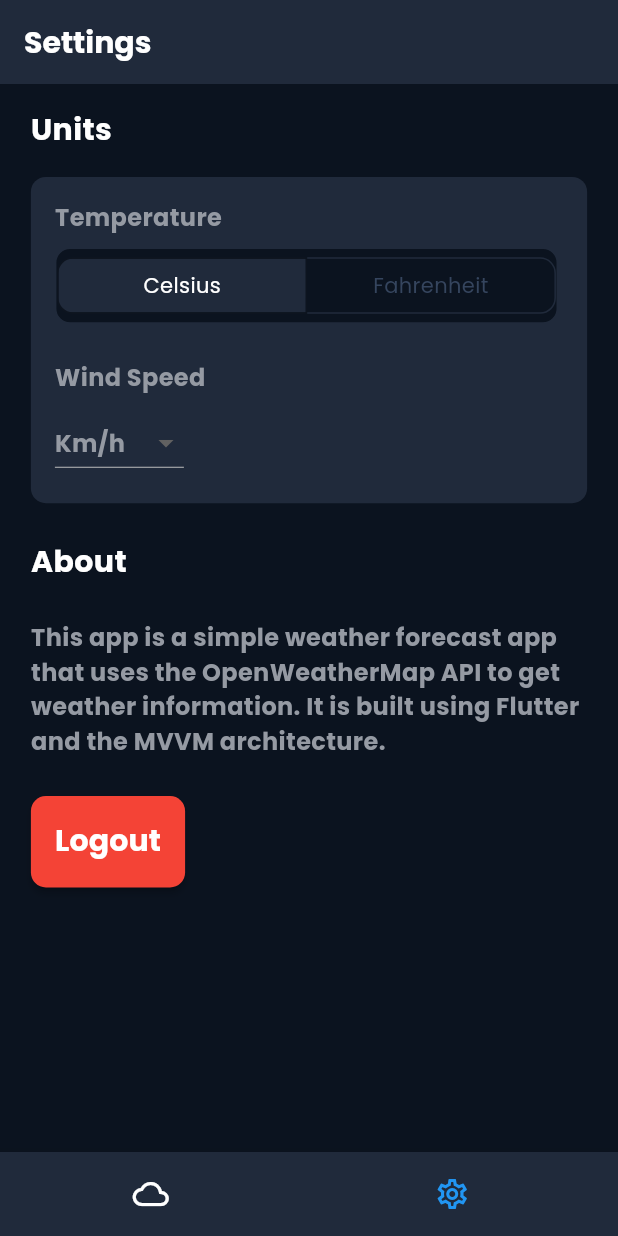
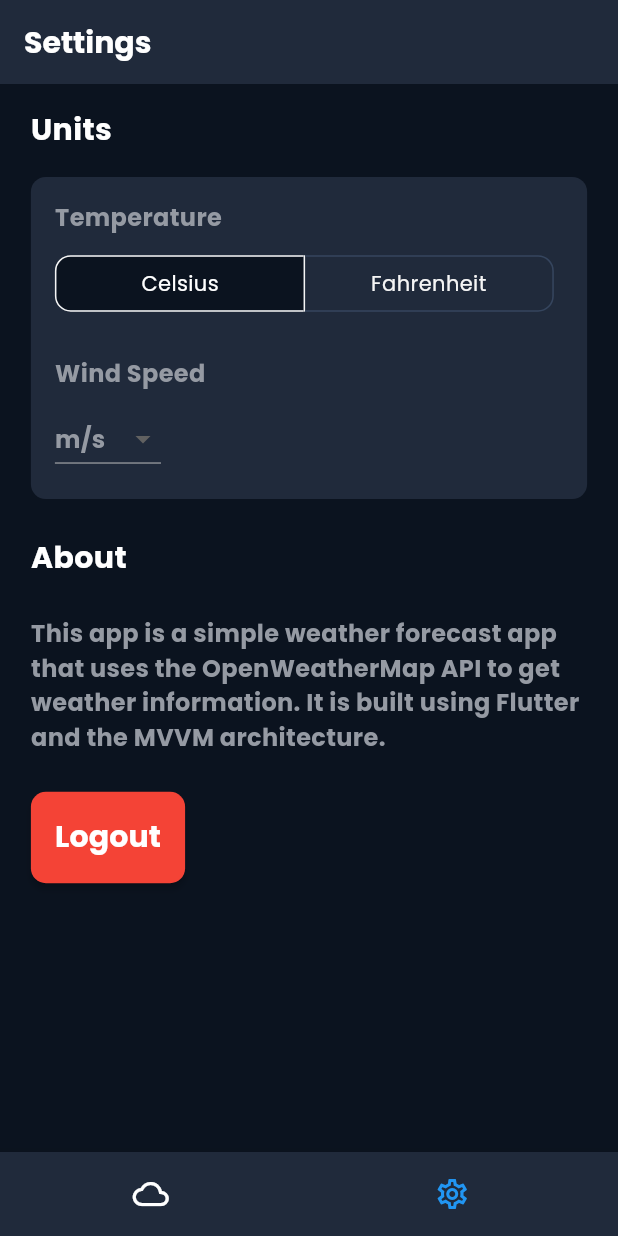
Before and after one commit to Abdullah-T3/weather_app_zagsystem, a Flutter app: the screen it shows once a user with an empty profile is signed in, item 2 of the bottom bar chosen, on a phone screen of 412 x 824 dp. Run offline on Flutter 3.47's test engine with Material 3 defaults, Android fonts, the phone set to English and light mode, and no system bars; drawn by our look-alikes of animated_bottom_navigation_bar; our stand-ins replace bloc, dio, firebase_auth, firebase_core, flutter_bloc, hive_flutter; accounts and stored records are empty; network calls fail.

Commit message:
handle screens with cubits

```diff
--- /dev/null
+++ b/lib/MVVM/View_Models/SettingsCubit/settings_cubit_cubit.dart
@@ -0,0 +1,16 @@
+import 'package:bloc/bloc.dart';
+import 'package:meta/meta.dart';
+
+part 'settings_cubit_state.dart';
+
+class SettingsCubit extends Cubit<SettingsCubitState> {
+  SettingsCubit() : super(SettingsCubitState(temperatureUnit: 'Celsius', windSpeedUnit: 'm/s'));
+ // Method to update the temperature unit
+  void updateTemperatureUnit(String unit) {
+    emit(SettingsCubitState(temperatureUnit: unit));
+  }
+
+  void updateWindSpeedUnit(String unit) {
+    emit(state.copyWith(windSpeedUnit: unit));
+  }
+}
--- /dev/null
+++ b/lib/MVVM/View_Models/SettingsCubit/settings_cubit_state.dart
@@ -0,0 +1,19 @@
+part of 'settings_cubit_cubit.dart';
+
+@immutable
+ class SettingsCubitState {
+  final String temperatureUnit;
+  final String windSpeedUnit;
+
+  SettingsCubitState({
+    this.temperatureUnit = "Celsius",
+    this.windSpeedUnit = "Km/h",
+  });
+
+  SettingsCubitState copyWith({String? temperatureUnit, String? windSpeedUnit}) {
+    return SettingsCubitState(
+      temperatureUnit: temperatureUnit ?? this.temperatureUnit,
+      windSpeedUnit: windSpeedUnit ?? this.windSpeedUnit,
+    );
+  }
+}
--- a/lib/MVVM/Views/Details/Widgets/build_item_widget.dart
+++ b/lib/MVVM/Views/Details/Widgets/build_item_widget.dart
@@ -37,7 +37,7 @@ class BuildItemWidget extends StatelessWidget {
                 '$data',
                 style: style ??
                     TextStyles.title.copyWith(
-                      fontSize: deviceInfo.screenWidth * 0.09,
+                      fontSize: deviceInfo.screenWidth * 0.07,
                     ),
               ),
             ],
--- a/lib/MVVM/Views/Home/Screens/home_Screen.dart
+++ b/lib/MVVM/Views/Home/Screens/home_Screen.dart
@@ -1,9 +1,9 @@
 import 'package:flutter/material.dart';
 import 'package:animated_bottom_navigation_bar/animated_bottom_navigation_bar.dart';
-import 'package:flutter/scheduler.dart';
+import 'package:flutter_bloc/flutter_bloc.dart';
+import 'package:weather_app/MVVM/View_Models/SettingsCubit/settings_cubit_cubit.dart';
 import 'package:weather_app/theming/colors.dart';
 
-import '../../Details/Screen/Details_Screen.dart';
 import '../../Settings/Screen/Settings_Screen.dart';
 import '../../Weather Forecast/Screens/Weather_Screen.dart';
 
@@ -17,12 +17,17 @@ class HomeScreen extends StatefulWidget {
 class _HomeScreenState extends State<HomeScreen> {
   int _currentIndex = 0;
 
-  final List<Widget> _screens = [
+  late final List<Widget> _screens;
+
+  @override
+  void initState() {
+    super.initState();
+    _screens = [
       const WeatherScreen(),
       const SettingsScreen(),
     ];
+  }
 
-  // Define the icons
   final List<IconData> _iconList = [
     Icons.cloud_outlined,
     Icons.settings_outlined,
@@ -30,7 +35,9 @@ class _HomeScreenState extends State<HomeScreen> {
 
   @override
   Widget build(BuildContext context) {
-    return Scaffold(
+    return BlocProvider(
+      create: (context) => SettingsCubit(),
+      child: Scaffold(
         body: _screens[_currentIndex],
         bottomNavigationBar: AnimatedBottomNavigationBar(
           gapWidth: 10,
@@ -47,6 +54,7 @@ class _HomeScreenState extends State<HomeScreen> {
           inactiveColor: Colors.white,
           backgroundColor: ColorsManager.secondaryColor,
         ),
+      ),
     );
   }
 }
--- a/lib/MVVM/Views/Settings/Screen/Settings_Screen.dart
+++ b/lib/MVVM/Views/Settings/Screen/Settings_Screen.dart
@@ -7,17 +7,25 @@ import '../../../../Responsive/UiComponanets/InfoWidget.dart';
 import '../../../../theming/colors.dart';
 import '../../../../theming/styles.dart';
 import '../../../View_Models/Authcubit/auth_cubit.dart';
+import '../../../View_Models/SettingsCubit/settings_cubit_cubit.dart';
 
 class SettingsScreen extends StatefulWidget {
   const SettingsScreen({super.key});
 
   @override
-  _SettingsScreenState createState() => _SettingsScreenState();
+  State<SettingsScreen> createState() => _SettingsScreenState();
 }
 
 class _SettingsScreenState extends State<SettingsScreen> {
-  String selectedTemperatureUnit = "Celsius"; // Default selected unit
-  String selectedWindSpeedUnit = "Km/h"; // Default wind speed unit
+  String? selectedValue; // Declare selectedValue
+
+  @override
+  void initState() {
+    super.initState();
+    // Initially set the selectedValue to the current wind speed unit from settings
+    final currentWindSpeedUnit = context.read<SettingsCubit>().state.windSpeedUnit;
+    selectedValue = currentWindSpeedUnit; // Set initial value from the state
+  }
 
   @override
   Widget build(BuildContext context) {
@@ -31,14 +39,13 @@ class _SettingsScreenState extends State<SettingsScreen> {
       ),
       body: BlocListener<AuthCubit, AuthState>(
         listener: (context, state) {
-          // If the user is not authenticated, navigate to the login screen
           if (state is Unauthenticated) {
             context.pushReplacementNamed(Routes.loginScreen);
           }
           if (state is AuthError) {
             ScaffoldMessenger.of(context).showSnackBar(SnackBar(content: Text(state.message)));
           } else if (state is AuthLoading) {
-            ScaffoldMessenger.of(context).showSnackBar(SnackBar(content: Text("Loading...")));
+            ScaffoldMessenger.of(context).showSnackBar(const SnackBar(content: Text("Loading...")));
           }
         },
         child: Infowidget(
@@ -49,7 +56,9 @@ class _SettingsScreenState extends State<SettingsScreen> {
                 start: deviceInfo.screenWidth * 0.05,
                 end: deviceInfo.screenWidth * 0.05,
               ),
-              child: Column(
+              child: BlocBuilder<SettingsCubit, SettingsCubitState>(
+                builder: (context, state) {
+                  return Column(
                     crossAxisAlignment: CrossAxisAlignment.start,
                     children: [
                       Text(
@@ -59,7 +68,7 @@ class _SettingsScreenState extends State<SettingsScreen> {
                       SizedBox(height: deviceInfo.screenHeight * 0.02),
                       Container(
                         width: deviceInfo.screenWidth * 0.9,
-                    padding: EdgeInsets.all(16),
+                        padding: const EdgeInsets.all(16),
                         decoration: BoxDecoration(
                           color: ColorsManager.secondaryColor,
                           borderRadius: BorderRadius.circular(10),
@@ -71,31 +80,27 @@ class _SettingsScreenState extends State<SettingsScreen> {
                               "Temperature",
                               style: TextStyles.textGray,
                             ),
-                        SizedBox(height: 8),
-                        Container(
-                          decoration: BoxDecoration(
-                            color: ColorsManager.primaryColor,
-                            border: Border.all(color: ColorsManager.secondaryColor),
-                            borderRadius: BorderRadius.circular(10),
+                            const SizedBox(height: 8),
+                            ToggleButtons(
+                              color: ColorsManager.textWhite,
+                              borderColor: ColorsManager.choosedColor,
+                              selectedBorderColor: ColorsManager.textWhite,
+                              constraints: BoxConstraints(
+                                minWidth: deviceInfo.localWidth * 0.4,
+                                minHeight: deviceInfo.localHeight * 0.05,
                               ),
-                          child: Padding(
-                            padding: EdgeInsets.all(deviceInfo.localWidth * 0.001),
-                            child: ToggleButtons(
-                              color: ColorsManager.choosedColor,
-                              borderColor: ColorsManager.secondaryColor,
-                              constraints: BoxConstraints(minWidth: deviceInfo.localWidth * 0.4, minHeight: deviceInfo.localHeight * 0.05),
                               isSelected: [
-                                selectedTemperatureUnit == "Celsius",
-                                selectedTemperatureUnit == "Fahrenheit",
+                                state.temperatureUnit == "Celsius",
+                                state.temperatureUnit == "Fahrenheit",
                               ],
                               onPressed: (index) {
-                                setState(() {
-                                  selectedTemperatureUnit = index == 0 ? "Celsius" : "Fahrenheit";
-                                });
+                                context.read<SettingsCubit>().updateTemperatureUnit(
+                                      index == 0 ? "Celsius" : "Fahrenheit",
+                                    );
                               },
                               borderRadius: BorderRadius.circular(10),
                               selectedColor: Colors.white,
-                              fillColor: ColorsManager.secondaryColor,
+                              fillColor: ColorsManager.primaryColor,
                               children: const [
                                 Padding(
                                   padding: EdgeInsets.symmetric(horizontal: 16),
@@ -107,37 +112,31 @@ class _SettingsScreenState extends State<SettingsScreen> {
                                 ),
                               ],
                             ),
-                          ),
-                        ),
                             SizedBox(height: deviceInfo.screenHeight * 0.03),
                             Text(
                               "Wind Speed",
                               style: TextStyles.textGray,
                             ),
-                        SizedBox(height: 8),
+                            const SizedBox(height: 8),
                             DropdownButton<String>(
-                          value: selectedWindSpeedUnit,
+                              dropdownColor: ColorsManager.textWhite,
+                              value: selectedValue,
+                              onChanged: (String? newValue) {
+                                setState(() {
+                                  selectedValue = newValue;
+                                });
+                                context.read<SettingsCubit>().updateWindSpeedUnit(newValue!);
+                              },
                               items: [
-                            "Km/h",
-                            "Miles/h"
-                          ]
-                              .map(
-                                (unit) => DropdownMenuItem(
-                                  value: unit,
-                                  child: Text(
-                                    unit,
-                                    style: TextStyles.textGray,
-                                  ),
-                                ),
-                              )
-                              .toList(),
-                          onChanged: (value) {
-                            setState(() {
-                              selectedWindSpeedUnit = value!;
-                            });
-                          },
-                          dropdownColor: ColorsManager.secondaryColor,
-                          borderRadius: BorderRadius.circular(10),
+                                'Km/h',
+                                'm/s',
+                                'mph'
+                              ].map<DropdownMenuItem<String>>((String value) {
+                                return DropdownMenuItem<String>(
+                                  value: value,
+                                  child: Text(value, style: TextStyles.textGray),
+                                );
+                              }).toList(),
                             ),
                           ],
                         ),
@@ -158,14 +157,18 @@ class _SettingsScreenState extends State<SettingsScreen> {
                           context.read<AuthCubit>().signOut();
                         },
                         color: Colors.red,
-                    padding: EdgeInsets.all(16),
-                    shape: RoundedRectangleBorder(borderRadius: BorderRadius.circular(10)),
+                        padding: const EdgeInsets.all(16),
+                        shape: RoundedRectangleBorder(
+                          borderRadius: BorderRadius.circular(10),
+                        ),
                         child: Text(
                           "Logout",
                           style: TextStyles.logOutTextStyle,
                         ),
                       ),
                     ],
+                  );
+                },
               ),
             );
           },
--- a/lib/MVVM/Views/splash_screen.dart
+++ b/lib/MVVM/Views/Splash/splash_screen.dart
@@ -1,8 +1,8 @@
 import 'package:flutter/material.dart';
 import 'package:weather_app/helpers/extantions.dart';
 
-import '../../routing/routs.dart';
-import '../../theming/styles.dart';
+import '../../../routing/routs.dart';
+import '../../../theming/styles.dart';
 
 class SplashScreen extends StatefulWidget {
   const SplashScreen({super.key});
--- a/lib/main.dart
+++ b/lib/main.dart
@@ -2,7 +2,6 @@ import 'package:firebase_auth/firebase_auth.dart';
 import 'package:firebase_core/firebase_core.dart';
 import 'package:flutter/material.dart';
 import 'package:flutter_bloc/flutter_bloc.dart';
-import 'package:hive/hive.dart';
 import 'package:hive_flutter/hive_flutter.dart';
 
 import 'MVVM/View_Models/Authcubit/auth_cubit.dart';
--- a/lib/routing/appRouting.dart
+++ b/lib/routing/appRouting.dart
@@ -1,13 +1,13 @@
-import 'package:firebase_auth/firebase_auth.dart';
 import 'package:flutter/material.dart';
 import 'package:flutter_bloc/flutter_bloc.dart';
 import 'package:weather_app/MVVM/View_Models/Weathercubit/weather_cubit_cubit.dart';
-import '../MVVM/View_Models/Authcubit/auth_cubit.dart';
+import 'package:weather_app/MVVM/View_Models/SettingsCubit/settings_cubit_cubit.dart'; // Import SettingsCubit
 import '../MVVM/Views/Auth/Screens/login_screen.dart';
 import '../MVVM/Views/Auth/Screens/sign_up_screen.dart';
 import '../MVVM/Views/Home/Screens/home_Screen.dart';
 import '../MVVM/Views/Settings/Screen/Settings_Screen.dart';
-import '../MVVM/Views/splash_screen.dart';
+import '../MVVM/Views/Splash/splash_screen.dart';
+import '../MVVM/Views/Details/Screen/details_screen.dart'; // Import DetailsScreen
 import 'routs.dart';
 
 class AppRouts {
@@ -32,6 +32,35 @@ class AppRouts {
         return MaterialPageRoute(
           builder: (context) => SignUpScreen(),
         );
+      case Routes.detailScreen:
+        // Ensure this case is unique and defined
+        final args = settings.arguments as Map<String, dynamic>;
+
+        final date = args['date'] as String;
+        final condition = args['condition'] as String;
+        final maxTemp = args['maxTemp'] as double;
+        final minTemp = args['minTemp'] as double;
+        final iconUrl = args['iconUrl'] as String;
+        final cityName = args['cityName'] as String;
+        final temperatureUnit = args['temperatureUnit'] as String;
+
+        // Wrap DetailsScreen with SettingsCubit
+        return MaterialPageRoute(
+          builder: (context) => BlocProvider<SettingsCubit>(
+            create: (context) => SettingsCubit(),
+            child: DetailsScreen(
+              date: date,
+              condition: condition,
+              maxTemp: maxTemp,
+              minTemp: minTemp,
+              iconUrl: iconUrl,
+              ctiyName: cityName,
+              temperatureUnit: temperatureUnit,
+
+            ),
+          ),
+        );
+
       default:
         return null;
     }
--- a/lib/routing/routs.dart
+++ b/lib/routing/routs.dart
@@ -5,6 +5,6 @@ class Routes {
   static const String loginScreen = '/LoginScreen';
   static const String forgotPassScreen = '/ForgotPassScreen';
   static const String splashScreen = '/splashScreen';
-  static const String settingScreen = '/detailScreen';
+  static const String settingScreen = '/settingScreen';
   static const String detailScreen = '/detailScreen';
 }
```
Also changed, not shown: lib/MVVM/Views/Details/Screen/Details_Screen.dart (+22 -11 lines), lib/MVVM/Views/Weather Forecast/Screens/Weather_Screen.dart (+47 -17 lines), lib/constant/Strings.dart (deleted, +0 -9 lines). Lines whose indentation alone changed are shown as unchanged.
